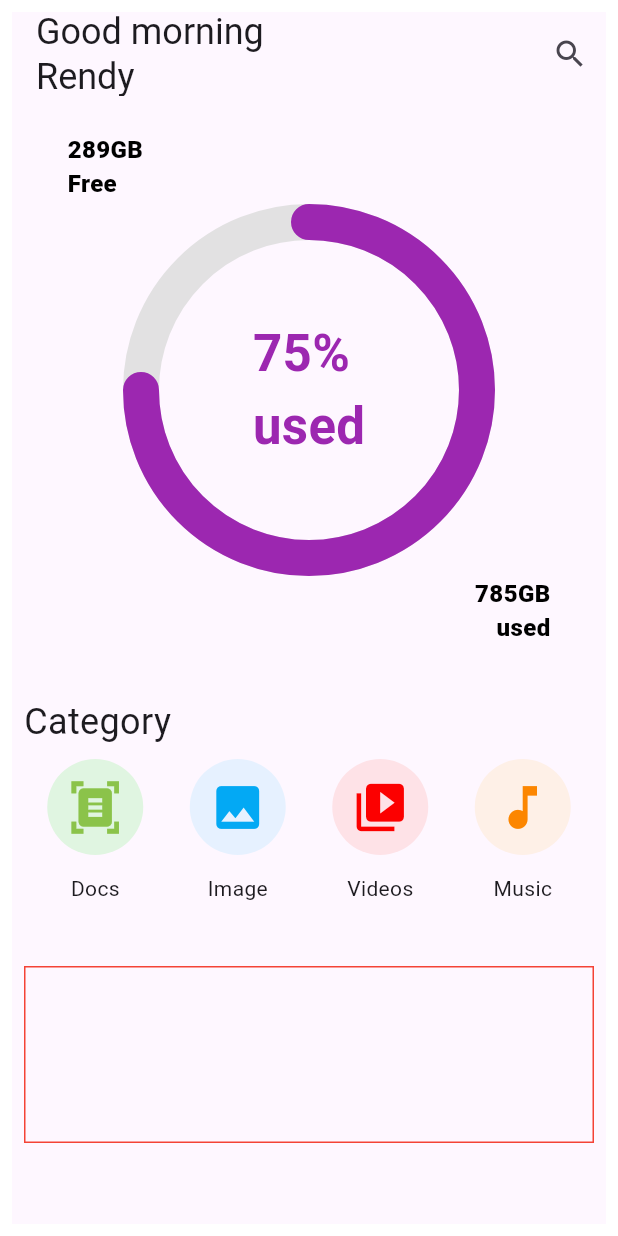
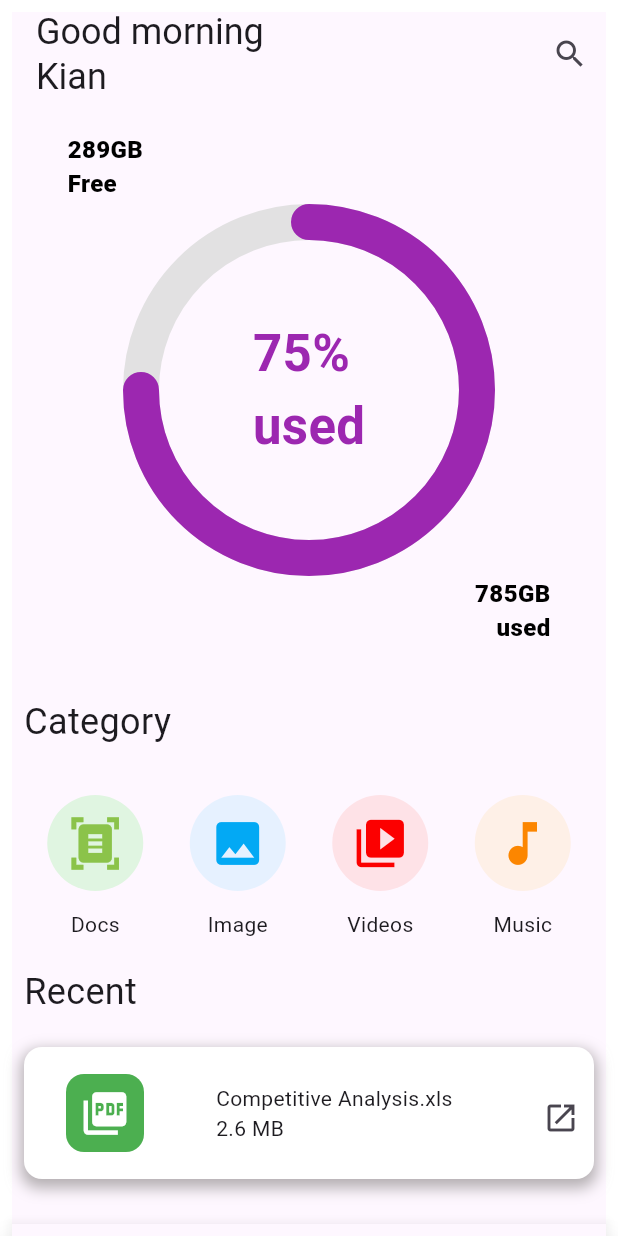
Before and after one commit to z-nt/filemanagerApp, a Flutter app: the screen it shows after launch, on a phone screen of 412 x 824 dp. Run offline on Flutter 3.47's test engine with Material 3 defaults, Android fonts, the light colour scheme and no system bars; drawn by our look-alikes of percent_indicator; our stand-ins replace go_router; Roboto replaces fonts that are missing (Manrope).

Commit message:
modified home section next step is get build for test

```diff
--- a/filemanager/lib/pages/home/home.dart
+++ b/filemanager/lib/pages/home/home.dart
@@ -4,19 +4,19 @@ import 'package:flutter/material.dart';
 
 
 class HOMEPAGE extends StatelessWidget{
-
   const HOMEPAGE ({super.key});
-
   @override
-
   Widget build(BuildContext context) {
       return Padding(
         padding: const EdgeInsets.all(8.0),
         child: Scaffold(
           appBar: AppBar(
-            title: const Text(
-              "Good morning \nRendy",
-              style: titleSyle,
+            title: Padding(
+              padding: const EdgeInsets.all(0.0),
+              child: const Text(
+                "Good morning \nKian",
+                style: titleSyle,
+              ),
             ),
             actions: [
               IconButton(
@@ -32,15 +32,10 @@ class HOMEPAGE extends StatelessWidget{
           ),
           body: Column(
             children: [
-
                   Padding(
                     padding: const EdgeInsets.all(8.0),
                     child: CustomPercentProggress(),
                   ),
-
-
-
-
                   Padding(
                     padding: const EdgeInsets.all(8.0),
                     child: Container(
@@ -52,16 +47,43 @@ class HOMEPAGE extends StatelessWidget{
                   Padding(
                     padding: const EdgeInsets.all(8.0),
                     child: Container(
-                      height: 118,
+                      height: 164,
+                      decoration: BoxDecoration(),
+                      child: CustomRecentWidgets(),
+                    ),
+                  ),
+
+                  Padding(
+                    padding: const EdgeInsets.all(0.0),
+                    child: Container(
+                      height: 64,
                       decoration: BoxDecoration(
-                        border: Border.all(
-                          width: 1 ,
-                          color: Colors.red
+                        color: Colors.white,
+
+                        borderRadius: BorderRadius.only(
+                          bottomLeft: Radius.circular(12),
+                          bottomRight: Radius.circular(12)
                         )
                       ),
-                    ),
-                  ) ,
+                      child: BottomNavigationBar(
 
+                        items:const <BottomNavigationBarItem>[
+                          BottomNavigationBarItem(
+                            icon: Icon(Icons.home),
+                            label: "Home"
+                          ),
+                          BottomNavigationBarItem(
+                            icon: Icon(Icons.file_copy),
+                            label: "Files"
+                            ),
+                          BottomNavigationBarItem(
+                            icon: Icon(Icons.cloud),
+                            label: "Cloud"
+                            ),
+                    ],
+                  ),
+                ),
+              ),
             ],
           ),
         ),
--- a/filemanager/lib/pages/home/widgets/homewidgets.dart
+++ b/filemanager/lib/pages/home/widgets/homewidgets.dart
@@ -158,7 +158,9 @@ class CustomCategory extends StatelessWidget {
               decoration: BoxDecoration(),
               child: Text("Category",textAlign: TextAlign.left,style: categoryTextStyle,),
             ),
-            Row(
+            Padding(
+              padding: const EdgeInsets.only(top: 24.0),
+              child: Row(
                 crossAxisAlignment: CrossAxisAlignment.center,
                 mainAxisAlignment: MainAxisAlignment.spaceAround,
                 children:<Widget>[
@@ -291,8 +293,126 @@ class CustomCategory extends StatelessWidget {
                     ),
                   ),
                 ],
+              ),
             )
           ],
       ));
   }
 }
+
+
+class CustomRecentWidgets extends StatelessWidget{
+@override
+  Widget build(BuildContext context) {
+    return Scaffold(
+      body: Column(
+        children:[
+          Padding(
+            padding: const EdgeInsets.all(0.0),
+            child: Container(
+              decoration: BoxDecoration(),
+              height: 30,
+              width: double.infinity,
+              child: Text("Recent",style: titleSyle,),
+            ),
+          ),
+          Padding(
+            padding: const EdgeInsets.only(top: 24.0),
+            child: Container(
+              height: 88,
+              width: double.infinity,
+                decoration: BoxDecoration(
+                  color: Colors.white,
+                  borderRadius: BorderRadius.all(
+                    Radius.circular(12),
+                  ),
+                  boxShadow: [
+                    BoxShadow(
+                      color: const Color.fromARGB(169, 141, 137, 137),
+                      spreadRadius:2,
+                      blurRadius: 8,
+                      offset: Offset(0,4)
+                    ),
+                  ]
+                ),
+                constraints: BoxConstraints(
+                  minWidth: 311,
+                  maxWidth: 450,
+                  minHeight: 28
+                ),
+                child: Row(
+                  mainAxisAlignment: MainAxisAlignment.spaceBetween,
+                  mainAxisSize: MainAxisSize.max,
+                  crossAxisAlignment: CrossAxisAlignment.center,
+                  children: [
+                    Padding(
+                      padding: const EdgeInsets.all(8.0),
+                      child: Container(
+                        width:312,
+                        height: 62,
+                        decoration: BoxDecoration(
+                          borderRadius: BorderRadius.all(
+                            Radius.circular(12),
+                          )
+                        ),
+                        child: Row(
+                          mainAxisAlignment: MainAxisAlignment.spaceAround,
+                          mainAxisSize: MainAxisSize.max,
+                          crossAxisAlignment: CrossAxisAlignment.center,
+                        children: [
+                            Container(
+                              decoration: BoxDecoration(
+                              color: Colors.green,
+                              borderRadius: BorderRadius.all(
+                                Radius.circular(12),
+                              )
+                              ),
+                              width: 52,
+                              height: 52,
+                              child: Icon(
+                                Icons.picture_as_pdf ,
+                                color: Colors.white,
+                                size: 34,
+                                ),
+                            ),
+                    Padding(
+                      padding: const EdgeInsets.all(8.0),
+                      child: SizedBox(
+                        width:164,
+                        height: 40,
+                        child: Text(
+                          "Competitive Analysis.xls\n2.6 MB" ,
+                        ),
+                      ),
+                    ),
+
+
+                          ],
+                        ),
+                      ),
+                    ),
+
+                    Padding(
+                      padding: const EdgeInsets.all(8.0),
+                      child: SizedBox(
+                        width:34,
+                        height: 34,
+                        child: IconButton(
+                          onPressed: (){},
+                          icon: Icon(Icons.open_in_new)
+
+                          ),
+
+                      ),
+
+                    ),
+
+                  ],
+                ),
+            ),
+          ),
+        ],
+      ),
+    );
+  }
+}
```
Lines whose indentation alone changed are shown as unchanged.
